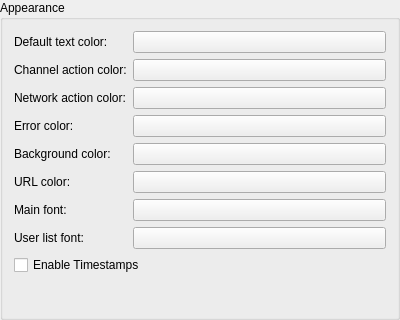
This is src/core/gui/configuration/irc/cfgircappearance.ui in Destroyerrrocket/doomseeker-unofficial as Qt 5 draws it before an edit. The edited form follows.
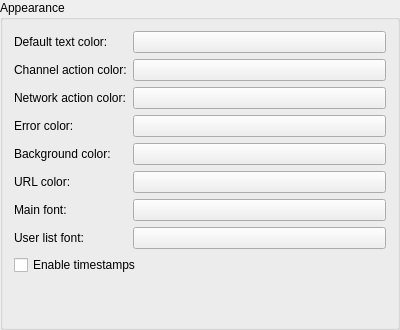
This is the edited form. Custom widgets are drawn as their Qt base class.

Commit message: - Fixed capitalization oddity in IRC configuration box.

Diff of the .ui file:
```diff
--- a/src/core/gui/configuration/irc/cfgircappearance.ui
+++ b/src/core/gui/configuration/irc/cfgircappearance.ui
@@ -7,7 +7,7 @@
     <x>0</x>
     <y>0</y>
     <width>400</width>
-    <height>320</height>
+    <height>330</height>
    </rect>
   </property>
   <property name="windowTitle">
@@ -137,7 +137,7 @@
       <string>Prepends all entries with [hh:mm:ss] timestamps.</string>
      </property>
      <property name="text">
-      <string>Enable Timestamps</string>
+      <string>Enable timestamps</string>
      </property>
     </widget>
    </item>
```
